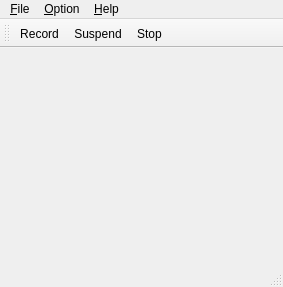
Qt form src/mainwindow.ui (c0smicv0w/Audio_Modulation_Reverter) before a commit.
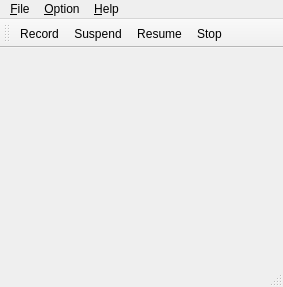
The same form after that commit.

The edit to the form file:
```diff
--- a/src/mainwindow.ui
+++ b/src/mainwindow.ui
@@ -60,6 +60,7 @@
    </attribute>
    <addaction name="actionRecord"/>
    <addaction name="actionSuspend"/>
+   <addaction name="actionResume"/>
    <addaction name="actionStop"/>
   </widget>
   <widget class="QStatusBar" name="statusBar"/>
@@ -78,6 +79,11 @@
     <string>Stop</string>
    </property>
   </action>
+  <action name="actionResume">
+   <property name="text">
+    <string>Resume</string>
+   </property>
+  </action>
  </widget>
  <layoutdefault spacing="6" margin="11"/>
  <resources/>
```
